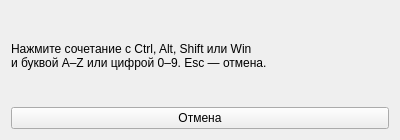
Qt form ui/hotkey_dialog.ui (thekeny/Sayte) before a commit.
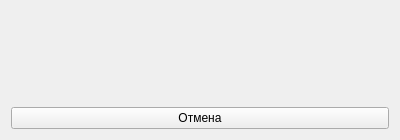
The same form after that commit.

Diff of the .ui file:
```diff
--- a/ui/hotkey_dialog.ui
+++ b/ui/hotkey_dialog.ui
@@ -5,8 +5,7 @@
   <property name="geometry"><rect><x>0</x><y>0</y><width>400</width><height>140</height></rect></property>
   <property name="windowTitle"><string>Назначить сочетание</string></property>
   <layout class="QVBoxLayout" name="verticalLayout">
-   <item><widget class="QLabel" name="hint"><property name="text"><string>Нажмите сочетание с Ctrl, Alt, Shift или Win
-и буквой A–Z или цифрой 0–9. Esc — отмена.</string></property></widget></item>
+   <item><widget class="QLabel" name="hint"/></item>
    <item><widget class="QPushButton" name="cancelButton"><property name="text"><string>Отмена</string></property><property name="autoDefault"><bool>false</bool></property></widget></item>
   </layout>
  </widget>
```
